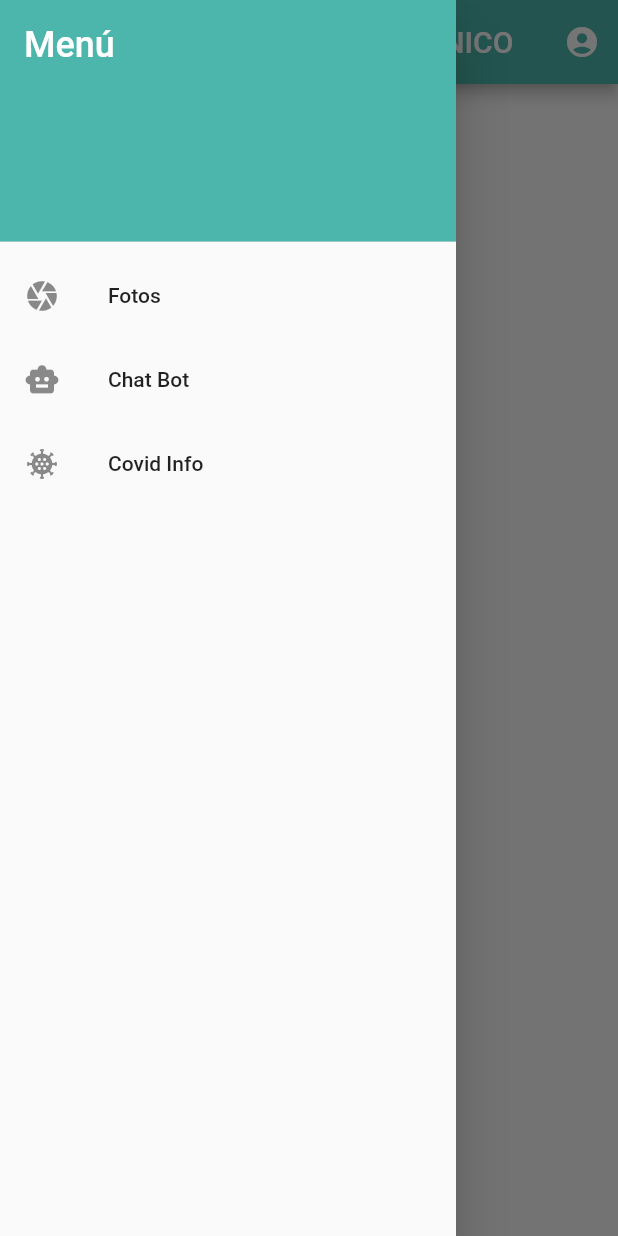
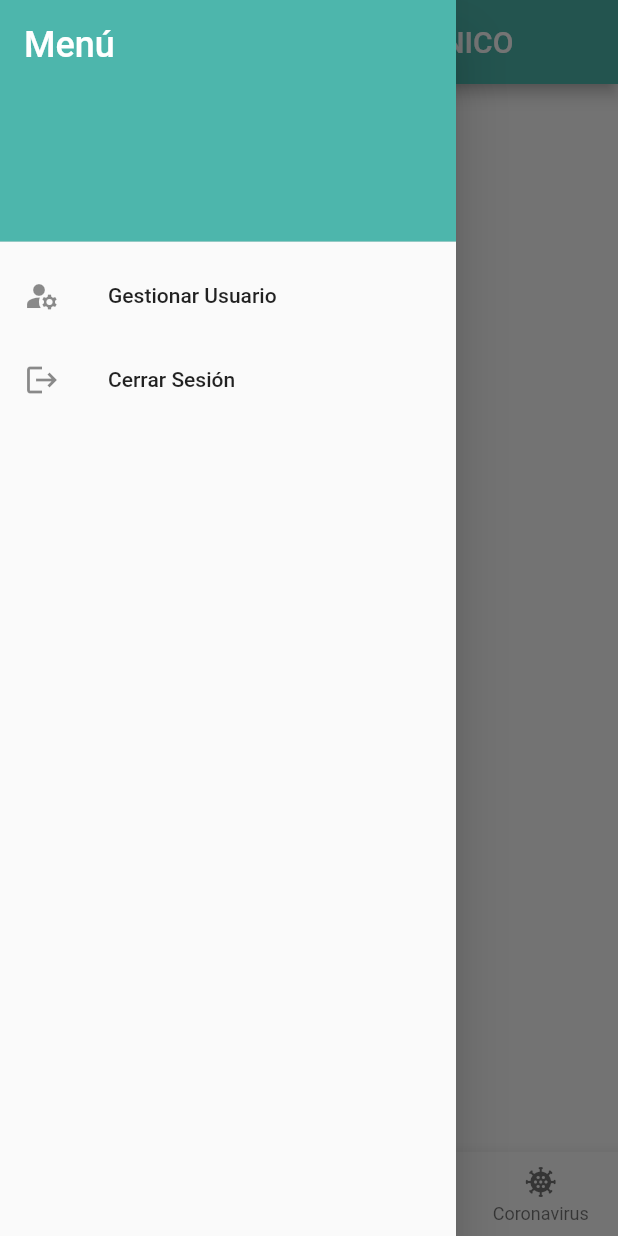
Before and after one commit to roxtrom13/sgd_client_mobile, a Flutter app: the HomePage screen opened directly, with the side drawer open, on a phone screen of 412 x 824 dp. Run offline on Flutter 3.47's test engine with Material 2 defaults, Android fonts, the phone set to English and light mode, and no system bars; our stand-ins replace dio, equatable, get.

Commit message:
refactor: minimal changes

```diff
--- a/lib/controllers/global_controller.dart
+++ b/lib/controllers/global_controller.dart
@@ -12,6 +12,11 @@ class GlobalController extends GetxController {
     this._refreshKey = refresh;
   }
 
+  void clearKeys() {
+    this._refreshKey = '';
+    this._accessKey = '';
+  }
+
 
   @override
     void onInit() {
--- /dev/null
+++ b/lib/controllers/home_controller.dart
@@ -0,0 +1,26 @@
+import 'package:get/state_manager.dart';
+import 'package:get/route_manager.dart';
+import 'package:sgd_client_mobile/controllers/global_controller.dart';
+import 'package:sgd_client_mobile/screens/login_page.dart';
+
+class HomeController extends GetxController {
+  int _currentIndex = 0;
+  bool _logoutLoading = false;
+
+  get currentIndex => _currentIndex;
+  get logoutLoading => _logoutLoading;
+
+  void onTapButtonNavBar (int index) {
+    this._currentIndex = index;
+    update();
+  }
+
+  void logout() {
+    this._logoutLoading = true;
+    update();
+    GlobalController().clearKeys();
+    Future.delayed(Duration(seconds: 1), () {
+      Get.off(LoginPage());
+    });
+  }
+}
--- a/lib/screens/home_page.dart
+++ b/lib/screens/home_page.dart
@@ -1,28 +1,26 @@
 import 'package:flutter/material.dart';
+import 'package:get/state_manager.dart';
+import 'package:sgd_client_mobile/controllers/home_controller.dart';
 
 class HomePage extends StatelessWidget {
   const HomePage({Key? key}) : super(key: key);
 
   @override
   Widget build(BuildContext context) {
-    return Scaffold(
+    return GetBuilder<HomeController>(
+      init: HomeController(),
+      builder: (_) => Scaffold(
         appBar: AppBar(
           iconTheme: IconThemeData(color: Colors.white),
           title: Text(
             'AGENDAR SERVICIO TÉCNICO',
             style: TextStyle(color: Colors.white),
           ),
-        actions: [
-          IconButton(
-            onPressed: () {},
-            icon: Icon(Icons.account_circle),
-          )
-        ],
         ),
         drawer: Drawer(
           child: ListView(
             padding: EdgeInsets.zero,
-          children: <Widget>[
+            children: [
               DrawerHeader(
                 decoration: BoxDecoration(
                   color: Theme.of(context).primaryColor,
@@ -35,19 +33,51 @@ class HomePage extends StatelessWidget {
                   ),
                 ),
               ),
+              _.logoutLoading
+                  ? Center(
+                      child: Padding(
+                          padding: EdgeInsets.only(top: 50),
+                          child: CircularProgressIndicator()))
+                  : Column(
+                      children: [
                         ListTile(
-              leading: Icon(Icons.camera),
-              title: Text('Fotos'),
+                          leading: Icon(Icons.manage_accounts),
+                          title: Text('Gestionar Usuario'),
                         ),
                         ListTile(
-              leading: Icon(Icons.smart_toy),
-              title: Text('Chat Bot'),
-            ),
-            ListTile(
-              leading: Icon(Icons.coronavirus),
-              title: Text('Covid Info'),
+                          leading: Icon(Icons.logout),
+                          title: Text('Cerrar Sesión'),
+                          onTap: _.logout,
                         ),
                       ],
+                    ),
+            ],
+          ),
+        ),
+        bottomNavigationBar: BottomNavigationBar(
+          currentIndex: _.currentIndex,
+          type: BottomNavigationBarType.fixed,
+          items: [
+            BottomNavigationBarItem(
+              icon: Icon(Icons.event),
+              label: 'Agendar',
+              backgroundColor: Theme.of(context).primaryColor,
+            ),
+            BottomNavigationBarItem(
+              icon: Icon(Icons.image),
+              label: 'Fotos',
+              backgroundColor: Theme.of(context).backgroundColor,
+            ),
+            BottomNavigationBarItem(
+              icon: Icon(Icons.smart_toy),
+              label: 'Chat bot',
+            ),
+            BottomNavigationBarItem(
+              icon: Icon(Icons.coronavirus),
+              label: 'Coronavirus',
+            ),
+          ],
+          onTap: _.onTapButtonNavBar,
         ),
       ),
     );
--- a/lib/screens/register_page.dart
+++ b/lib/screens/register_page.dart
@@ -29,7 +29,7 @@ class RegisterPage extends StatelessWidget {
                           style: TextStyle(
                             fontSize: 30,
                             fontWeight: FontWeight.bold,
-                            color: Theme.of(context).accentColor,
+                            color: Theme.of(context).primaryColor,
                           ),
                         ),
                       ),
@@ -140,7 +140,7 @@ class RegisterPage extends StatelessWidget {
                                 ),
                               ),
                             ),
-                            color: Theme.of(context).accentColor,
+                            color: Theme.of(context).primaryColor,
                             width: double.infinity,
                             height: 50.0,
                           ),
```
Also changed, not shown: lib/controllers/login_controller.dart (+7 -1 lines), lib/screens/login_page.dart (+5 -5 lines). Lines whose indentation alone changed are shown as unchanged.
